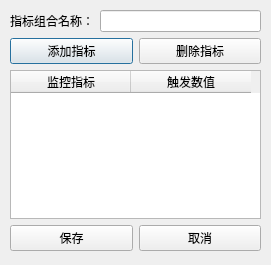
This is QtDesign/MonitorCondition.ui in victor647/QuantumStockTrade as Qt 5 draws it before an edit. The edited form follows.
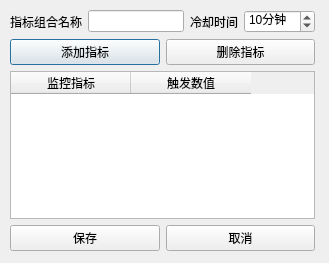
This is the edited form.

Commit message: 添加导入导出盯盘指标功能

What changed in the file:
```diff
--- a/QtDesign/MonitorCondition.ui
+++ b/QtDesign/MonitorCondition.ui
@@ -6,19 +6,19 @@
    <rect>
     <x>0</x>
     <y>0</y>
-    <width>271</width>
-    <height>265</height>
+    <width>329</width>
+    <height>263</height>
    </rect>
   </property>
   <property name="windowTitle">
    <string>盯盘指标</string>
   </property>
-  <widget class="QWidget" name="">
+  <widget class="QWidget" name="layoutWidget">
    <property name="geometry">
     <rect>
      <x>10</x>
      <y>10</y>
-     <width>251</width>
+     <width>305</width>
      <height>241</height>
     </rect>
    </property>
@@ -34,7 +34,7 @@
          </font>
         </property>
         <property name="text">
-         <string>指标组合名称：</string>
+         <string>指标组合名称</string>
         </property>
        </widget>
       </item>
@@ -54,6 +54,40 @@
         </property>
        </widget>
       </item>
+      <item>
+       <widget class="QLabel" name="lblCoolDownTime">
+        <property name="font">
+         <font>
+          <family>Microsoft YaHei UI</family>
+         </font>
+        </property>
+        <property name="text">
+         <string>冷却时间</string>
+        </property>
+       </widget>
+      </item>
+      <item>
+       <widget class="QSpinBox" name="spbCoolDownTime">
+        <property name="font">
+         <font>
+          <family>Microsoft YaHei UI</family>
+          <pointsize>9</pointsize>
+         </font>
+        </property>
+        <property name="suffix">
+         <string>分钟</string>
+        </property>
+        <property name="minimum">
+         <number>1</number>
+        </property>
+        <property name="maximum">
+         <number>120</number>
+        </property>
+        <property name="value">
+         <number>10</number>
+        </property>
+       </widget>
+      </item>
      </layout>
     </item>
     <item>
@@ -88,6 +122,9 @@
     </item>
     <item>
      <widget class="QTableWidget" name="tblMonitorItems">
+      <attribute name="horizontalHeaderMinimumSectionSize">
+       <number>120</number>
+      </attribute>
       <attribute name="horizontalHeaderDefaultSectionSize">
        <number>120</number>
       </attribute>
```
The commit also changes 16 other files.
